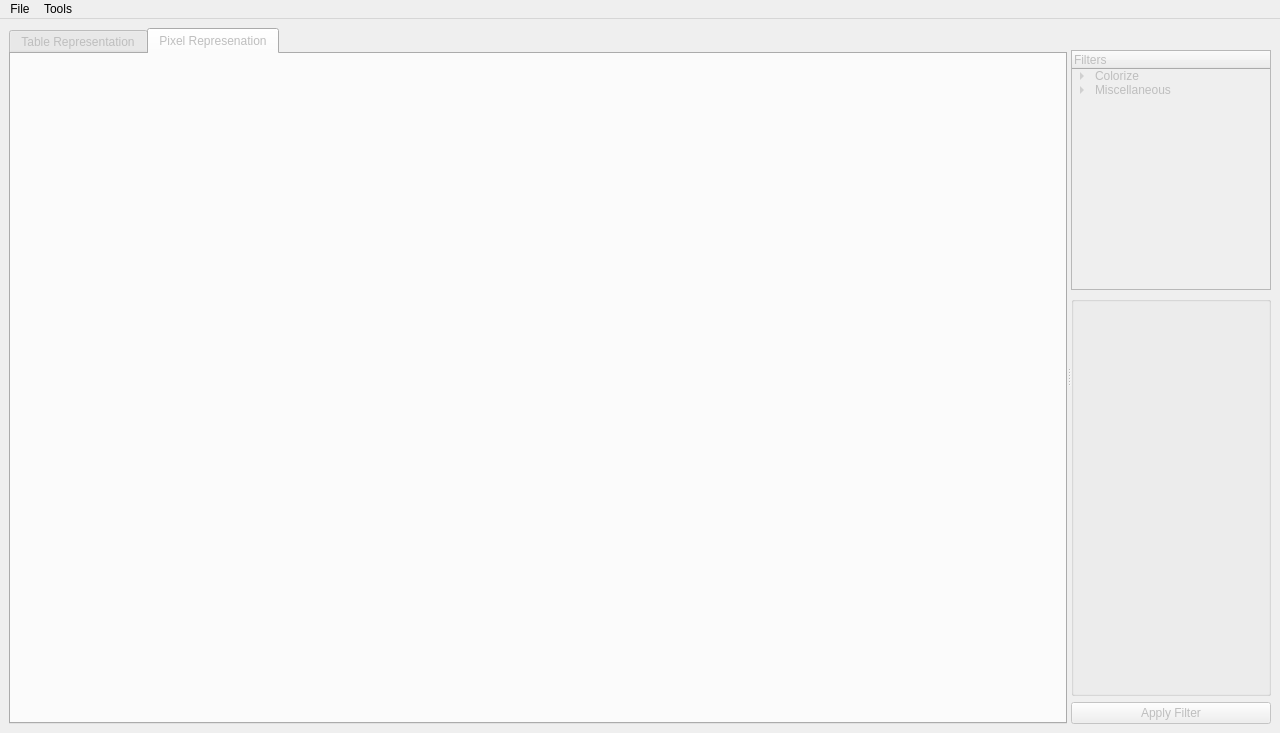
This is mainwindow.ui in Airels/ihm-tabs as Qt 5 draws it before an edit. The edited form follows.
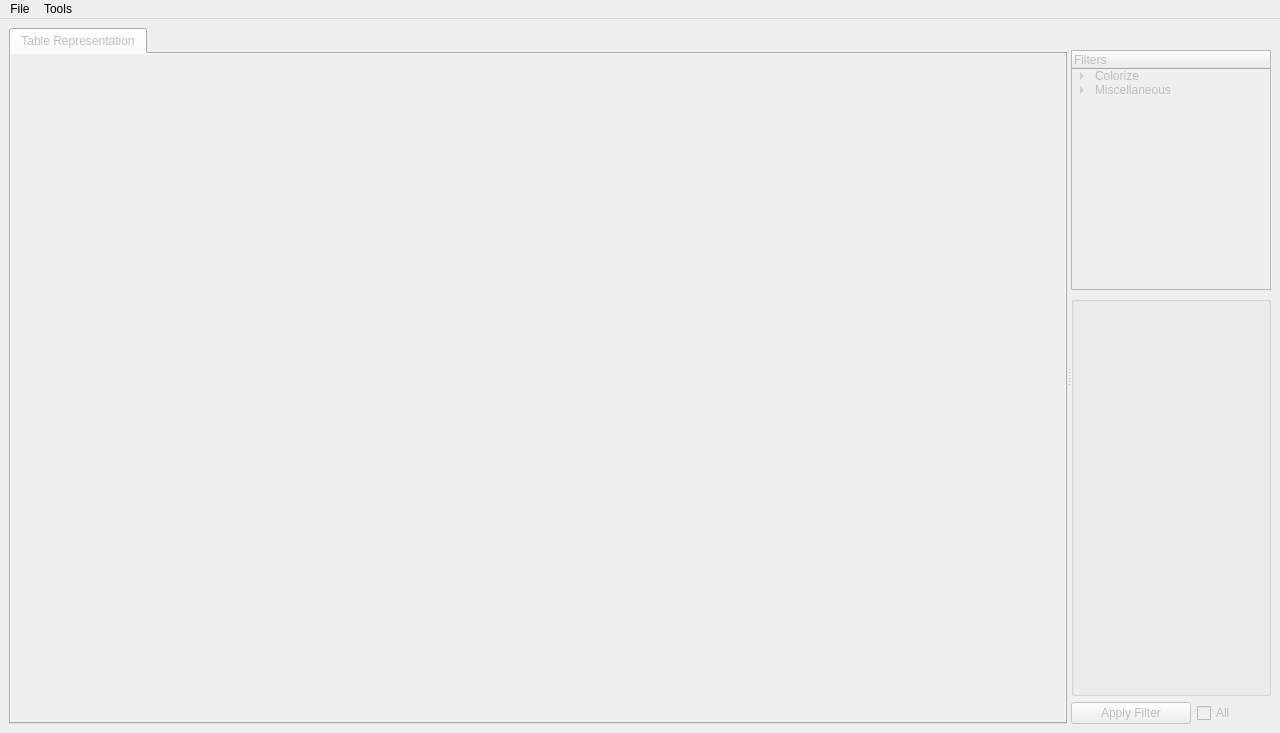
This is the edited form. The open tabs and pages were chosen to show the change.

```diff
--- a/mainwindow.ui
+++ b/mainwindow.ui
@@ -45,6 +45,18 @@
        <property name="enabled">
         <bool>false</bool>
        </property>
+       <property name="sizePolicy">
+        <sizepolicy hsizetype="Expanding" vsizetype="Expanding">
+         <horstretch>0</horstretch>
+         <verstretch>0</verstretch>
+        </sizepolicy>
+       </property>
+       <property name="minimumSize">
+        <size>
+         <width>0</width>
+         <height>0</height>
+        </size>
+       </property>
        <property name="maximumSize">
         <size>
          <width>16777215</width>
@@ -113,14 +125,6 @@
          </item>
         </layout>
        </widget>
-       <widget class="QWidget" name="_pixelTab">
-        <property name="enabled">
-         <bool>false</bool>
-        </property>
-        <attribute name="title">
-         <string>Pixel Represenation</string>
-        </attribute>
-       </widget>
       </widget>
       <widget class="QWidget" name="_toolsWidget" native="true">
        <property name="enabled">
@@ -249,14 +253,34 @@
          </widget>
         </item>
         <item>
-         <widget class="QPushButton" name="_applyFilterBtn">
-          <property name="enabled">
-           <bool>false</bool>
-          </property>
-          <property name="text">
-           <string>Apply Filter</string>
-          </property>
-         </widget>
+         <layout class="QHBoxLayout" name="horizontalLayout_4">
+          <item>
+           <widget class="QPushButton" name="_applyFilterBtn">
+            <property name="enabled">
+             <bool>false</bool>
+            </property>
+            <property name="minimumSize">
+             <size>
+              <width>120</width>
+              <height>0</height>
+             </size>
+            </property>
+            <property name="text">
+             <string>Apply Filter</string>
+            </property>
+           </widget>
+          </item>
+          <item>
+           <widget class="QCheckBox" name="_checkAll">
+            <property name="enabled">
+             <bool>false</bool>
+            </property>
+            <property name="text">
+             <string>All</string>
+            </property>
+           </widget>
+          </item>
+         </layout>
         </item>
        </layout>
       </widget>
```
Left out of the diff: 29 changed lines with no effect on the pictures.
